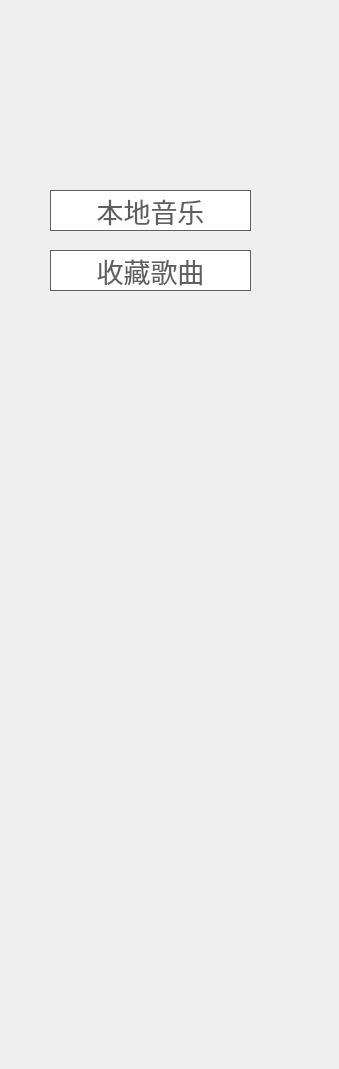
Old version of the form MusicPlayer/MusicPlayer/LeftWgt.ui in the repository xfxbbb/musicPlayer.
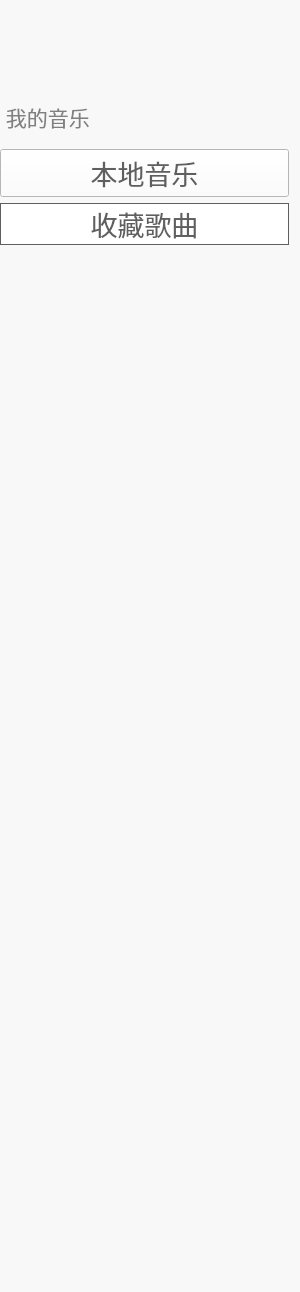
New version of the form.

What changed in the file:
```diff
--- a/MusicPlayer/MusicPlayer/LeftWgt.ui
+++ b/MusicPlayer/MusicPlayer/LeftWgt.ui
@@ -6,8 +6,8 @@
    <rect>
     <x>0</x>
     <y>0</y>
-    <width>339</width>
-    <height>1069</height>
+    <width>300</width>
+    <height>1292</height>
    </rect>
   </property>
   <property name="windowTitle">
@@ -18,42 +18,119 @@
 
 }</string>
   </property>
-  <widget class="QPushButton" name="allMusicBtn">
-   <property name="geometry">
-    <rect>
-     <x>50</x>
-     <y>190</y>
-     <width>201</width>
-     <height>41</height>
-    </rect>
+  <layout class="QVBoxLayout" name="verticalLayout_3">
+   <property name="spacing">
+    <number>0</number>
    </property>
-   <property name="styleSheet">
-    <string notr="true">#allMusicBtn{
+   <property name="leftMargin">
+    <number>0</number>
+   </property>
+   <property name="topMargin">
+    <number>0</number>
+   </property>
+   <property name="rightMargin">
+    <number>0</number>
+   </property>
+   <property name="bottomMargin">
+    <number>0</number>
+   </property>
+   <item>
+    <widget class="QWidget" name="awidget" native="true">
+     <property name="styleSheet">
+      <string notr="true">#awidget{
+	background: #f8f8f8;
+}</string>
+     </property>
+     <layout class="QVBoxLayout" name="verticalLayout_2" stretch="0">
+      <property name="spacing">
+       <number>11</number>
+      </property>
+      <property name="leftMargin">
+       <number>0</number>
+      </property>
+      <property name="topMargin">
+       <number>11</number>
+      </property>
+      <property name="rightMargin">
+       <number>11</number>
+      </property>
+      <property name="bottomMargin">
+       <number>11</number>
+      </property>
+      <item>
+       <layout class="QVBoxLayout" name="verticalLayout">
+        <item>
+         <spacer name="verticalSpacer_2">
+          <property name="orientation">
+           <enum>Qt::Vertical</enum>
+          </property>
+          <property name="sizeType">
+           <enum>QSizePolicy::Maximum</enum>
+          </property>
+          <property name="sizeHint" stdset="0">
+           <size>
+            <width>20</width>
+            <height>90</height>
+           </size>
+          </property>
+         </spacer>
+        </item>
+        <item>
+         <widget class="QLabel" name="label">
+          <property name="styleSheet">
+           <string notr="true">#label{
+	color :#808080;
+	font-size:16pt;
+}</string>
+          </property>
+          <property name="text">
+           <string> 我的音乐</string>
+          </property>
+          <property name="textFormat">
+           <enum>Qt::AutoText</enum>
+          </property>
+         </widget>
+        </item>
+        <item>
+         <spacer name="verticalSpacer_3">
+          <property name="orientation">
+           <enum>Qt::Vertical</enum>
+          </property>
+          <property name="sizeType">
+           <enum>QSizePolicy::Maximum</enum>
+          </property>
+          <property name="sizeHint" stdset="0">
+           <size>
+            <width>2</width>
+            <height>10</height>
+           </size>
+          </property>
+         </spacer>
+        </item>
+        <item>
+         <widget class="QPushButton" name="allMusicBtn">
+          <property name="styleSheet">
+           <string notr="true">#allMusicBtn{
 	font-size:20pt;
 	color:#5f5f5f;
-	border:1px solid #5f5f5f;
+	/*border:1px solid #5f5f5f;*/
+	boreder:none;
 	background-color:#ffffff;
 }
 #allMusicBtn:hover{
 	color:#ffffff;
 	background-color:#5f5f5f;
 }</string>
-   </property>
-   <property name="text">
-    <string>本地音乐</string>
-   </property>
-  </widget>
-  <widget class="QPushButton" name="favouriteMusicBtn">
-   <property name="geometry">
-    <rect>
-     <x>50</x>
-     <y>250</y>
-     <width>201</width>
-     <height>41</height>
-    </rect>
-   </property>
-   <property name="styleSheet">
-    <string notr="true">#favouriteMusicBtn{
+          </property>
+          <property name="text">
+           <string>本地音乐</string>
+          </property>
+         </widget>
+        </item>
+        <item>
+         <widget class="QPushButton" name="favouriteMusicBtn">
+          <property name="styleSheet">
+           <string notr="true">#favouriteMusicBtn{
 	font-size:20pt;
 	color:#5f5f5f;
 	border:1px solid #5f5f5f;
@@ -63,11 +140,31 @@
 	color:#ffffff;
 	background-color:#5f5f5f;
 }</string>
-   </property>
-   <property name="text">
-    <string>收藏歌曲</string>
-   </property>
-  </widget>
+          </property>
+          <property name="text">
+           <string>收藏歌曲</string>
+          </property>
+         </widget>
+        </item>
+        <item>
+         <spacer name="verticalSpacer">
+          <property name="orientation">
+           <enum>Qt::Vertical</enum>
+          </property>
+          <property name="sizeHint" stdset="0">
+           <size>
+            <width>20</width>
+            <height>40</height>
+           </size>
+          </property>
+         </spacer>
+        </item>
+       </layout>
+      </item>
+     </layout>
+    </widget>
+   </item>
+  </layout>
  </widget>
  <layoutdefault spacing="6" margin="11"/>
  <resources/>
```
Left out of the diff: 8 changed lines with no effect on the pictures.
